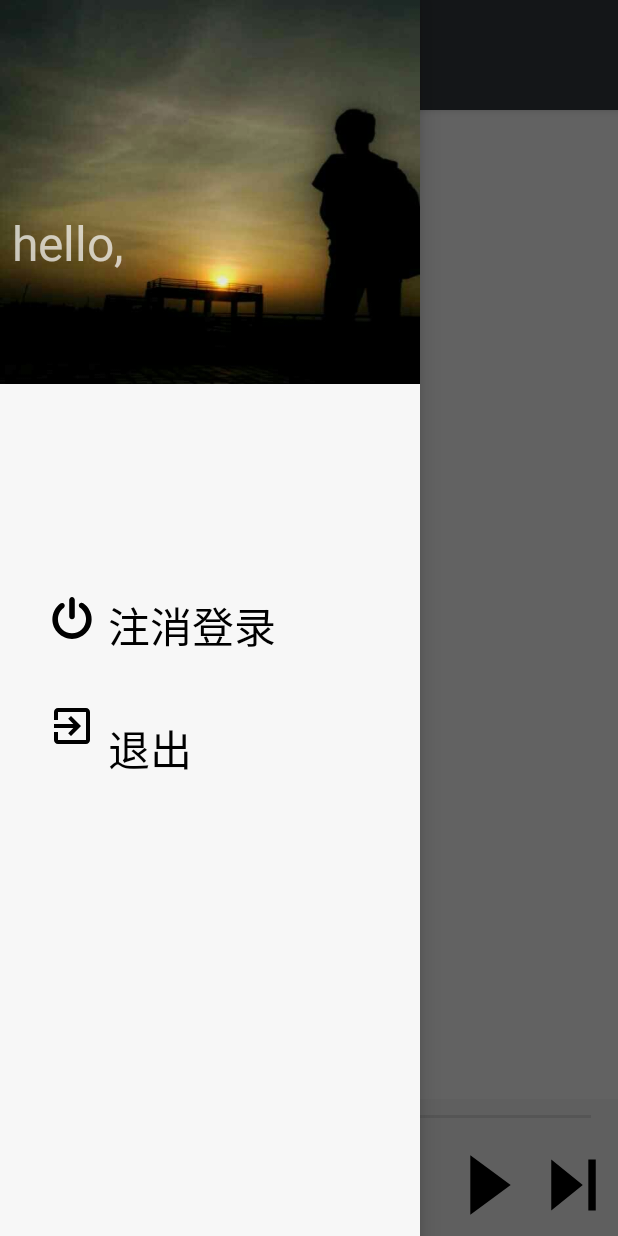
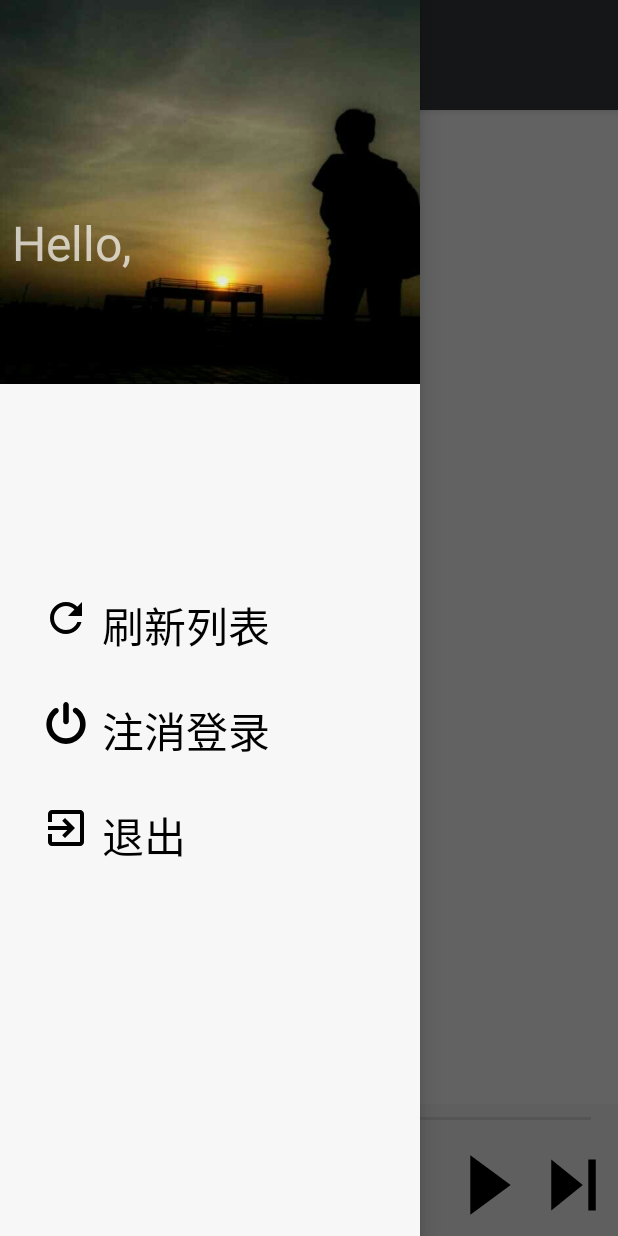
Before and after one commit to Chasen2017/IMusic, an Android app: the MainActivity screen opened directly, with no data from a screen before it, with the side drawer open, on a phone screen of 412 x 824 dp. Run offline under Robolectric (Android 15) with nearby library versions, the phone set to English and light mode, and no system bars; our stand-ins replace ButterKnife; 1 statement that could not run was skipped.

```diff
--- a/app/src/main/AndroidManifest.xml
+++ b/app/src/main/AndroidManifest.xml
@@ -1,7 +1,9 @@
 <?xml version="1.0" encoding="utf-8"?>
 <manifest xmlns:android="http://schemas.android.com/apk/res/android"
     package="com.example.imusic">
-
+    <!--读写内存文件的权限-->
+    <uses-permission android:name="android.permission.READ_EXTERNAL_STORAGE"/>
+    <uses-permission android:name="android.permission.WRITE_EXTERNAL_STORAGE"/>
 
     <application
         android:name="com.example.imusic.App"
@@ -16,11 +18,9 @@
             android:theme="@style/AppTheme.Account">
             <intent-filter>
                 <action android:name="android.intent.action.MAIN" />
-
                 <category android:name="android.intent.category.LAUNCHER" />
             </intent-filter>
         </activity>
-
         <activity
             android:name=".activity.MainActivity"
             android:theme="@style/AppTheme.TransStatusBar">
--- a/app/src/main/java/com/example/imusic/activity/MainActivity.java
+++ b/app/src/main/java/com/example/imusic/activity/MainActivity.java
@@ -9,6 +9,8 @@
 import android.view.MenuItem;
 import android.view.View;
 import android.widget.Button;
+import android.widget.ListView;
+import android.widget.SimpleAdapter;
 import android.widget.TextView;
 
 import com.bumptech.glide.Glide;
@@ -17,6 +19,7 @@
 import com.bumptech.glide.request.target.ViewTarget;
 import com.example.imusic.R;
 import com.example.imusic.presistence.Account;
+import com.example.imusic.util.ToastUtil;
 
 import butterknife.BindView;
 import butterknife.ButterKnife;
@@ -62,7 +65,15 @@
         TextView mNameTv = headView.findViewById(R.id.txt_user_name);
         TextView mCancellation = headView.findViewById(R.id.txt_cancellation);
         TextView mExit = headView.findViewById(R.id.txt_exit);
+        TextView mRefresh = headView.findViewById(R.id.txt_refresh);
         mNameTv.setText(Account.name+"");
+        mRefresh.setOnClickListener(new View.OnClickListener() {
+            @Override
+            public void onClick(View v) {
+                // TODO 刷新音乐列表
+                ToastUtil.showToast(R.string.refresh_success);
+            }
+        });
         mCancellation.setOnClickListener(new View.OnClickListener() {
             @Override
             public void onClick(View v) {
@@ -78,8 +89,8 @@
                 ActivityCollector.finishAll();
             }
         });
+
     }
-
     @Override
     protected void onDestroy() {
         super.onDestroy();
--- a/app/src/main/java/com/example/imusic/frag/LoginFragment.java
+++ b/app/src/main/java/com/example/imusic/frag/LoginFragment.java
@@ -2,6 +2,7 @@
 
 
 
+import android.app.Activity;
 import android.content.Context;
 import android.content.SharedPreferences;
 import android.os.Bundle;
@@ -105,8 +106,9 @@
         if (Account.check(pho, pw)) {
             // 匹配成功，保存登录状态，跳转到MainActivity
             Account.saveIsLogin(true);
+            mLoading.stop();
+            getActivity().finish();
             MainActivity.show(getContext());
-            mLoading.stop();
         } else {
             ToastUtil.showToast(R.string.login_fail);
             mLoading.stop();
--- a/app/src/main/res/drawable/ic_details.xml
+++ b/app/src/main/res/drawable/ic_details.xml
@@ -1,6 +1,6 @@
 <vector xmlns:android="http://schemas.android.com/apk/res/android"
         android:width="24dp"
-        android:height="24dp"
+        android:height="30dp"
         android:viewportWidth="24.0"
         android:viewportHeight="24.0">
     <path
--- /dev/null
+++ b/app/src/main/res/drawable/ic_refresh.xml
@@ -0,0 +1,4 @@
+<vector android:height="32dp" android:viewportHeight="24.0"
+    android:viewportWidth="24.0" android:width="32dp" xmlns:android="http://schemas.android.com/apk/res/android">
+    <path android:fillColor="#FF000000" android:pathData="M17.65,6.35C16.2,4.9 14.21,4 12,4c-4.42,0 -7.99,3.58 -7.99,8s3.57,8 7.99,8c3.73,0 6.84,-2.55 7.73,-6h-2.08c-0.82,2.33 -3.04,4 -5.65,4 -3.31,0 -6,-2.69 -6,-6s2.69,-6 6,-6c1.66,0 3.14,0.69 4.22,1.78L13,11h7V4l-2.35,2.35z"/>
+</vector>
--- a/app/src/main/res/layout/activity_main.xml
+++ b/app/src/main/res/layout/activity_main.xml
@@ -1,8 +1,7 @@
 <?xml version="1.0" encoding="utf-8"?>
 <android.support.v4.widget.DrawerLayout xmlns:android="http://schemas.android.com/apk/res/android"
     android:layout_width="match_parent"
-    android:layout_height="match_parent"
-    android:fitsSystemWindows="true">
+    android:layout_height="match_parent">
 
     <include
         layout="@layout/activity_main_item"
--- a/app/src/main/res/layout/activity_main_item.xml
+++ b/app/src/main/res/layout/activity_main_item.xml
@@ -1,6 +1,5 @@
 <?xml version="1.0" encoding="utf-8"?>
 <android.support.design.widget.CoordinatorLayout xmlns:android="http://schemas.android.com/apk/res/android"
-
     xmlns:apps="http://schemas.android.com/apk/res-auto"
     xmlns:tools="http://schemas.android.com/tools"
     android:layout_width="match_parent"
@@ -36,8 +35,16 @@
         android:id="@+id/lay_container"
         android:layout_width="match_parent"
         android:layout_height="match_parent"
-        android:layout_marginBottom="@dimen/len_68"
-        apps:layout_behavior="@string/appbar_scrolling_view_behavior" />
+        android:layout_marginBottom="@dimen/len_88"
+        apps:layout_behavior="@string/appbar_scrolling_view_behavior" >
+
+        <ListView
+            android:id="@+id/list_view"
+            android:layout_width="match_parent"
+            android:layout_height="match_parent">
+
+        </ListView>
+        </FrameLayout>
 
     <LinearLayout
         android:layout_width="match_parent"
@@ -48,14 +55,13 @@
 
         <LinearLayout
             android:layout_width="match_parent"
-            android:layout_height="wrap_content"
+            android:layout_height="@dimen/len_20"
             android:orientation="horizontal"
             android:padding="@dimen/len_2">
 
             <TextView
                 android:id="@+id/all_duration"
                 android:layout_width="wrap_content"
-
                 android:layout_height="match_parent"
                 android:gravity="center"
                 android:textColor="@color/black"
@@ -130,6 +136,5 @@
                 android:background="@drawable/ic_next" />
         </LinearLayout>
 
-
     </LinearLayout>
 </android.support.design.widget.CoordinatorLayout>
--- a/app/src/main/res/layout/header_main.xml
+++ b/app/src/main/res/layout/header_main.xml
@@ -6,12 +6,9 @@
     xmlns:apps="http://schemas.android.com/tools">
 
     <ImageView
-        android:id="@+id/imageView"
+        android:id="@+id/im_portrait"
         android:layout_width="0dp"
         android:layout_height="256dp"
-        android:layout_marginLeft="0dp"
-        android:layout_marginRight="0dp"
-        android:layout_marginTop="0dp"
         android:background="@drawable/bg_dark"
         app:layout_constraintHorizontal_bias="0.0"
         app:layout_constraintLeft_toLeftOf="parent"
@@ -27,65 +24,92 @@
         android:layout_marginTop="140dp"
         android:layout_marginLeft="8dp"
         app:layout_constraintLeft_toLeftOf="parent"
-        android:id="@+id/textView2" />
+        android:id="@+id/txt_hello"
+        android:layout_marginStart="8dp" />
+
+    <TextView
+        android:id="@+id/txt_user_name"
+        android:layout_width="wrap_content"
+        android:layout_height="wrap_content"
+        apps:text="@string/app_name"
+        android:textSize="@dimen/font_32"
+        android:layout_marginLeft="8dp"
+        app:layout_constraintLeft_toRightOf="@+id/txt_hello"
+        app:layout_constraintTop_toTopOf="parent"
+        android:layout_marginTop="140dp"
+        android:layout_marginStart="8dp" />
+
+    <ImageView
+        android:id="@+id/im_refresh"
+        android:layout_width="wrap_content"
+        android:layout_height="wrap_content"
+        android:layout_marginLeft="28dp"
+        android:layout_marginTop="140dp"
+        android:background="@drawable/ic_refresh"
+        app:layout_constraintLeft_toLeftOf="parent"
+        app:layout_constraintTop_toBottomOf="@+id/im_portrait"
+        android:layout_marginStart="28dp" />
 
     <TextView
         android:layout_width="wrap_content"
         android:layout_height="wrap_content"
-        apps:text="@string/app_name"
-        android:textSize="@dimen/font_32"
-        android:id="@+id/txt_user_name"
-        android:layout_marginLeft="8dp"
-        app:layout_constraintLeft_toRightOf="@+id/textView2"
-        app:layout_constraintTop_toTopOf="parent"
-        android:layout_marginTop="140dp" />
-
-    <ImageView
-        android:id="@+id/imageView2"
-        android:layout_width="wrap_content"
-        android:layout_height="wrap_content"
-        android:layout_marginLeft="32dp"
         android:layout_marginTop="140dp"
-        android:background="@drawable/ic__cancellation"
-        app:layout_constraintLeft_toLeftOf="parent"
-        app:layout_constraintTop_toBottomOf="@+id/imageView" />
-
-    <TextView
-        android:layout_width="wrap_content"
-        android:layout_height="wrap_content"
-        android:layout_marginLeft="8dp"
-        android:layout_marginTop="140dp"
-        android:gravity="center"
-        android:text="@string/label_cancellation"
+        android:text="@string/label_refresh_musics"
         android:textColor="@color/black"
         android:textSize="@dimen/font_28"
-        app:layout_constraintLeft_toRightOf="@+id/imageView2"
-        app:layout_constraintTop_toBottomOf="@+id/imageView"
-        android:id="@+id/txt_cancellation" />
-
+        android:id="@+id/txt_refresh"
+        app:layout_constraintTop_toBottomOf="@+id/im_portrait"
+        app:layout_constraintLeft_toRightOf="@+id/im_refresh"
+        android:layout_marginLeft="8dp"
+        android:layout_marginStart="8dp" />
 
 
     <ImageView
         android:layout_width="wrap_content"
         android:layout_height="wrap_content"
+        android:background="@drawable/ic__cancellation"
+        app:layout_constraintLeft_toLeftOf="parent"
+        android:layout_marginLeft="28dp"
+        android:id="@+id/im_cancellation"
+        android:layout_marginStart="28dp"
+        android:layout_marginTop="210dp"
+        app:layout_constraintTop_toBottomOf="@+id/im_portrait" />
+
+    <TextView
+        android:id="@+id/txt_cancellation"
+        android:layout_width="wrap_content"
+        android:layout_height="wrap_content"
+        android:text="@string/label_cancellation"
+        android:textColor="@color/black"
+        android:textSize="@dimen/font_28"
+        app:layout_constraintLeft_toRightOf="@+id/im_cancellation"
+        android:layout_marginLeft="8dp"
+        android:layout_marginStart="8dp"
+        android:layout_marginTop="210dp"
+        app:layout_constraintTop_toBottomOf="@+id/im_portrait" />
+
+    <ImageView
+        android:layout_width="wrap_content"
+        android:layout_height="wrap_content"
         android:background="@drawable/ic_exit"
+        android:id="@+id/im_exit"
+        android:layout_marginLeft="28dp"
         app:layout_constraintLeft_toLeftOf="parent"
-        app:layout_constraintTop_toBottomOf="@+id/imageView2"
-        android:layout_marginLeft="32dp"
-        android:layout_marginTop="40dp"
-        android:id="@+id/imageView3" />
+        android:layout_marginStart="28dp"
+        android:layout_marginTop="280dp"
+        app:layout_constraintTop_toBottomOf="@+id/im_portrait" />
 
     <TextView
         android:id="@+id/txt_exit"
         android:layout_width="wrap_content"
         android:layout_height="wrap_content"
-        android:gravity="center"
         android:text="@string/label_exit"
         android:textColor="@color/black"
         android:textSize="@dimen/font_28"
-        app:layout_constraintLeft_toRightOf="@+id/imageView3"
-        app:layout_constraintTop_toBottomOf="@+id/txt_cancellation"
+        android:gravity="bottom"
+        app:layout_constraintLeft_toRightOf="@+id/im_exit"
         android:layout_marginLeft="8dp"
-        android:layout_marginTop="40dp" />
-
+        android:layout_marginStart="8dp"
+        android:layout_marginTop="280dp"
+        app:layout_constraintTop_toBottomOf="@+id/im_portrait" />
 </android.support.constraint.ConstraintLayout>
--- a/app/src/main/res/values/strings.xml
+++ b/app/src/main/res/values/strings.xml
@@ -11,8 +11,9 @@
     <string name="label_go_login">已有账户？去登录</string>
     <string name="label_register_welcome">欢迎您!</string>
     <string name="label_cancellation">注消登录</string>
+    <string name="label_refresh_musics">刷新列表</string>
     <string name="label_exit">退出</string>
-    <string name="label_hello">hello,</string>
+    <string name="label_hello">Hello,</string>
 
     <!--Toast提示-->
     <string name="error_phone_input">电话输入格式错误，要输入11位哦</string>
@@ -21,4 +22,12 @@
     <string name="error_password_input">密码不能为空哦</string>
     <string name="register_success">注册成功!</string>
     <string name="login_fail">登录失败！</string>
+    <string name="refresh_success">刷新成功！</string>
+
+
+    <string name="title_assist_permissions">授予权限</string>
+    <string name="label_permission_read">读取文件权限</string>
+    <string name="label_permission_read_desc">用于读取本地的歌曲信息</string>
+    <string name="label_permission_submit">授权</string>
+    <string name="label_permission_ok">授权成功</string>
 </resources>
```
Also changed, not shown: app/src/main/java/com/example/imusic/activity/AccountActivity.java (+8 -0 lines), app/src/main/java/com/example/imusic/frag/PermissionsFragment.java (added, +194 -0 lines), app/src/main/java/com/example/imusic/util/UiTool.java (added, +71 -0 lines), app/src/main/res/drawable/ic_done.xml (added, +9 -0 lines), app/src/main/res/drawable/sel_btn_bg_accent_44.xml (added, +15 -0 lines), app/src/main/res/layout/fragment_permissions.xml (added, +86 -0 lines), app/src/main/res/layout/list_item.xml (+38 -18 lines).
